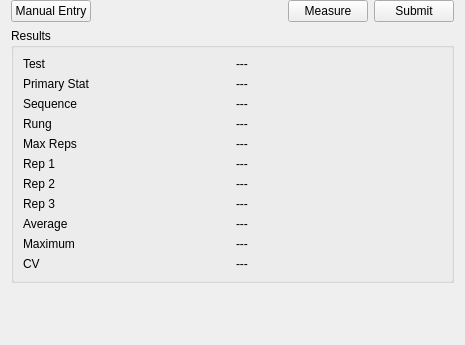
The window that dcs/client/ui/grip_stats.ui (CLSA/cypress) describes before a commit, drawn with Qt 5.
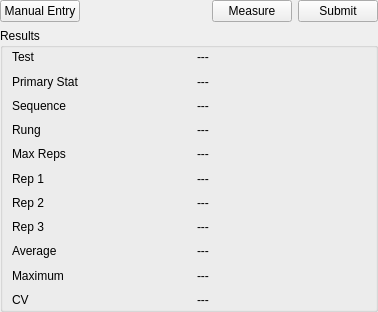
The same window after the commit.

```diff
--- a/dcs/client/ui/grip_stats.ui
+++ b/dcs/client/ui/grip_stats.ui
@@ -6,17 +6,26 @@
    <rect>
     <x>0</x>
     <y>0</y>
-    <width>465</width>
-    <height>345</height>
+    <width>378</width>
+    <height>312</height>
    </rect>
   </property>
   <property name="windowTitle">
    <string>Form</string>
   </property>
-  <layout class="QVBoxLayout" name="verticalLayout">
+  <layout class="QVBoxLayout" name="verticalLayout" stretch="0,1">
+   <property name="leftMargin">
+    <number>0</number>
+   </property>
    <property name="topMargin">
     <number>0</number>
    </property>
+   <property name="rightMargin">
+    <number>0</number>
+   </property>
+   <property name="bottomMargin">
+    <number>0</number>
+   </property>
    <item>
     <layout class="QHBoxLayout" name="controls">
      <item>
@@ -71,7 +80,13 @@
      </property>
      <layout class="QVBoxLayout" name="verticalLayout_3">
       <property name="topMargin">
-       <number>9</number>
+       <number>0</number>
+      </property>
+      <property name="rightMargin">
+       <number>0</number>
+      </property>
+      <property name="bottomMargin">
+       <number>0</number>
       </property>
       <item>
        <layout class="QHBoxLayout" name="test">
@@ -307,19 +322,6 @@
      </layout>
     </widget>
    </item>
-   <item>
-    <spacer name="verticalSpacer">
-     <property name="orientation">
-      <enum>Qt::Orientation::Vertical</enum>
-     </property>
-     <property name="sizeHint" stdset="0">
-      <size>
-       <width>20</width>
-       <height>40</height>
-      </size>
-     </property>
-    </spacer>
-   </item>
   </layout>
  </widget>
  <resources/>
```
